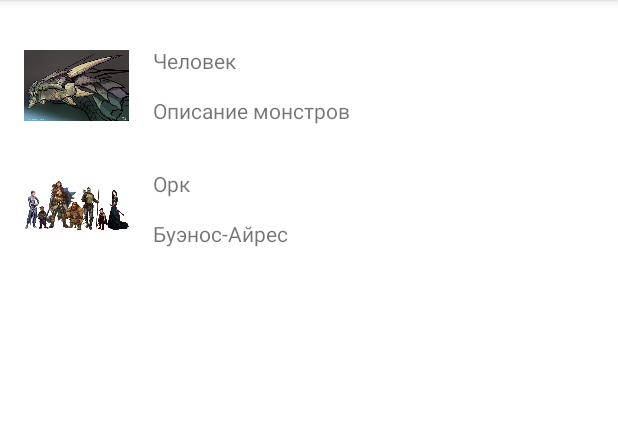
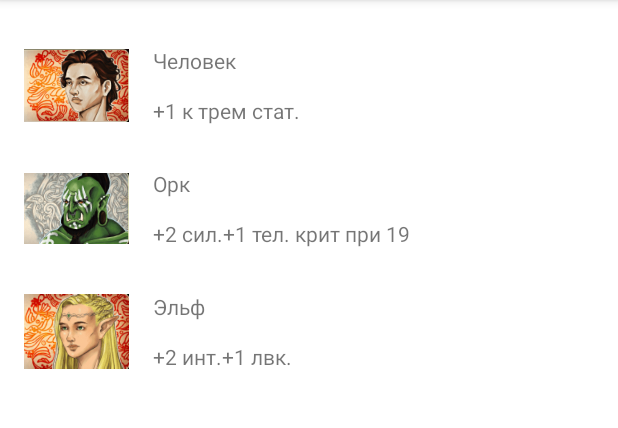
Before and after one commit to GobDice/DungeonandDragons, an Android app: the Race screen opened directly, with no data from a screen before it, on a phone screen of 412 x 824 dp, the part 84-512 px from its top. Run offline under Robolectric (Android 15) with nearby library versions, the phone set to English and light mode, and no system bars.

Commit message:
GitInit 5

```diff
--- a/app/src/main/AndroidManifest.xml
+++ b/app/src/main/AndroidManifest.xml
@@ -9,9 +9,6 @@
         android:roundIcon="@mipmap/ic_launcher_round"
         android:supportsRtl="true"
         android:theme="@style/Theme.DungeonandDragons">
-        <activity
-            android:name=".Calculator"
-            android:exported="false" />
         <activity
             android:name=".Race"
             android:exported="false" />
--- a/app/src/main/java/com/example/dungeonanddragons/MainActivity.java
+++ b/app/src/main/java/com/example/dungeonanddragons/MainActivity.java
@@ -33,7 +33,9 @@ public class MainActivity extends AppCompatActivity  {
 
         pattern_for_menus.add(new Pattern_for_menu ("Монстры", "Описание монстров", R.drawable.dragon));
         pattern_for_menus.add(new Pattern_for_menu ("Race", "Буэнос-Айрес", R.drawable.race));
-       // pattern_for_menus.add(new Pattern_for_menu ("calculator", "Буэнос-Айрес", R.drawable.race));
+        // pattern_for_menus.add(new Pattern_for_menu ("Calculator", "Буэнос-Айрес", R.drawable.race));
+        // pattern_for_menus.add(new Pattern_for_menu ("Favorite", "Буэнос-Айрес", R.drawable.race));
+
     }
 
 }
--- a/app/src/main/java/com/example/dungeonanddragons/Race.java
+++ b/app/src/main/java/com/example/dungeonanddragons/Race.java
@@ -21,8 +21,8 @@ public class Race extends AppCompatActivity {
     }
     private void setInitialData(){
 
-        pattern_for_Extra.add(new Pattern_for_menu ("Человек", "Описание монстров", R.drawable.dragon));
-        pattern_for_Extra.add(new Pattern_for_menu ("Орк", "Буэнос-Айрес", R.drawable.race));
-        // pattern_for_Monster.add(new Pattern_for_menu ("calculator", "Буэнос-Айрес", R.drawable.race));
+        pattern_for_Extra.add(new Pattern_for_menu ("Человек", "+1 к трем стат.", R.drawable.human_img));
+        pattern_for_Extra.add(new Pattern_for_menu ("Орк", "+2 сил.+1 тел. крит при 19", R.drawable.orc_img));
+        pattern_for_Extra.add(new Pattern_for_menu ("Эльф", "+2 инт.+1 лвк.", R.drawable.elf_img));
     }
 }
```
Also changed, not shown: app/src/main/java/com/example/dungeonanddragons/Calculator.java (deleted, +0 -14 lines), app/src/main/res/layout/activity_calculator.xml (deleted, +0 -9 lines), app/src/main/res/drawable-v24/elf_img.png (added), app/src/main/res/drawable-v24/human_img.png (added), app/src/main/res/drawable-v24/orc_img.png (added).
